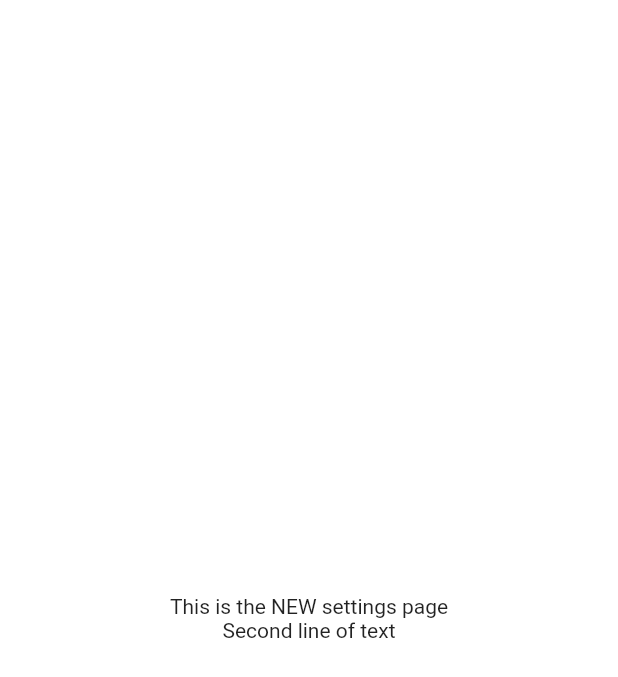
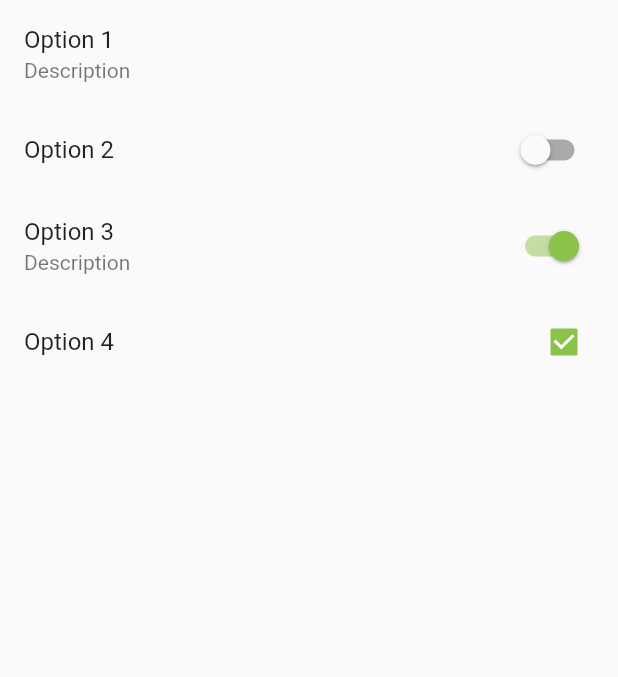
Before and after one commit to abkraynak/virescent, a Flutter app: the SettingsOptions widget shown alone on an empty page, opened directly, on a phone screen of 412 x 824 dp. Shown: the top 677 px of the screen. Run offline on Flutter 3.47's test engine with Material 2 defaults, Android fonts, the phone set to English and light mode, and no system bars; our stand-ins replace firebase_auth, firebase_core, firebase_database, flutter_signin_button; accounts and stored records are empty.

Commit message:
Added sample options to the settings page

```diff
--- a/lib/widgets/settings_options.dart
+++ b/lib/widgets/settings_options.dart
@@ -3,22 +3,27 @@ import 'package:flutter/material.dart';
 class SettingsOptions extends StatelessWidget {
   @override
   Widget build(BuildContext context) {
-    return SingleChildScrollView(
-        child: SizedBox(
-            height: MediaQuery.of(context).size.height,
-            width: MediaQuery.of(context).size.width,
-            child: Scaffold(
-                backgroundColor: Colors.white,
-                body: Column(
-                    mainAxisAlignment: MainAxisAlignment.center,
-                    crossAxisAlignment: CrossAxisAlignment.center,
-                    children: <Widget>[
-                      Center(
-                        child: Text('This is the NEW settings page'),
-                      ),
-                      Center(
-                        child: Text('Second line of text'),
-                      ),
-                    ]))));
+    return ListView(
+      children: <Widget>[
+        ListTile(
+          title: Text('Option 1'),
+          subtitle: Text('Description'),
+          onTap: () {},
+        ),
+        SwitchListTile(
+          value: false,
+          title: Text('Option 2'),
+          onChanged: (value) {},
+        ),
+        SwitchListTile(
+          value: true,
+          title: Text('Option 3'),
+          subtitle: Text('Description'),
+          onChanged: (value) {},
+        ),
+        CheckboxListTile(
+            value: true, title: Text('Option 4'), onChanged: (value) {}),
+      ],
+    );
   }
 }
```
